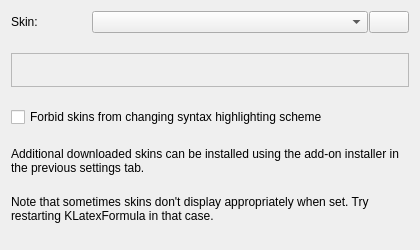
Old version of the form src/plugins/skin/skinconfigwidget.ui in the repository CryFeiFei/klatexformula.
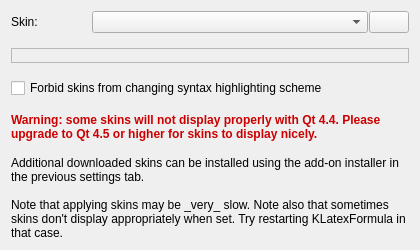
New version of the form. Icons and pictures are not drawn.

Commit message: * Many Fixes (to skins, to Isearch engine, library browser, ...) * Introduced klfbackend/klfdebug.h * adding debug postfix in build system, needs testing

The edit to the form file:
```diff
--- a/src/plugins/skin/skinconfigwidget.ui
+++ b/src/plugins/skin/skinconfigwidget.ui
@@ -18,7 +18,7 @@
     <number>1</number>
    </property>
    <property name="verticalSpacing">
-    <number>20</number>
+    <number>15</number>
    </property>
    <item row="0" column="0">
     <widget class="QLabel" name="lblSkin">
@@ -49,7 +49,7 @@
      </property>
     </widget>
    </item>
-   <item row="6" column="0">
+   <item row="8" column="0">
     <spacer name="vspc1">
      <property name="orientation">
       <enum>Qt::Vertical</enum>
@@ -79,7 +79,7 @@
      </property>
     </widget>
    </item>
-   <item row="4" column="0" colspan="4">
+   <item row="5" column="0" colspan="4">
     <widget class="QLabel" name="lblNote1">
      <property name="text">
       <string>Additional downloaded skins can be installed using the add-on installer in the previous settings tab.</string>
@@ -96,10 +96,10 @@
      </property>
     </widget>
    </item>
-   <item row="5" column="0" colspan="4">
+   <item row="6" column="0" colspan="4">
     <widget class="QLabel" name="lblNote2">
      <property name="text">
-      <string>Note that sometimes skins don't display appropriately when set. Try restarting KLatexFormula in that case.</string>
+      <string>Note that applying skins may be _very_ slow. Note also that sometimes skins don't display appropriately when set. Try restarting KLatexFormula in that case.</string>
      </property>
      <property name="wordWrap">
       <bool>true</bool>
@@ -146,6 +146,25 @@
      </layout>
     </widget>
    </item>
+   <item row="4" column="0" colspan="4">
+    <widget class="QLabel" name="lblNoteQtVersion">
+     <property name="font">
+      <font>
+       <weight>75</weight>
+       <bold>true</bold>
+      </font>
+     </property>
+     <property name="styleSheet">
+      <string notr="true">color: #CC0000;</string>
+     </property>
+     <property name="text">
+      <string>Warning: some skins will not display properly with Qt 4.4. Please upgrade to Qt 4.5 or higher for skins to display nicely.</string>
+     </property>
+     <property name="wordWrap">
+      <bool>true</bool>
+     </property>
+    </widget>
+   </item>
   </layout>
  </widget>
  <resources>
```
Left out of the diff: 3 changed lines with no effect on the pictures. The commit also changes 26 other files.
